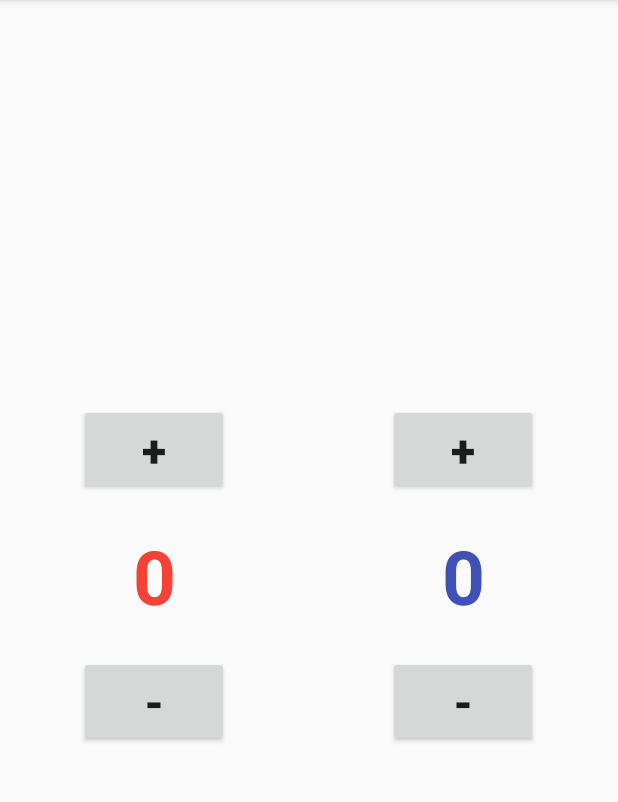
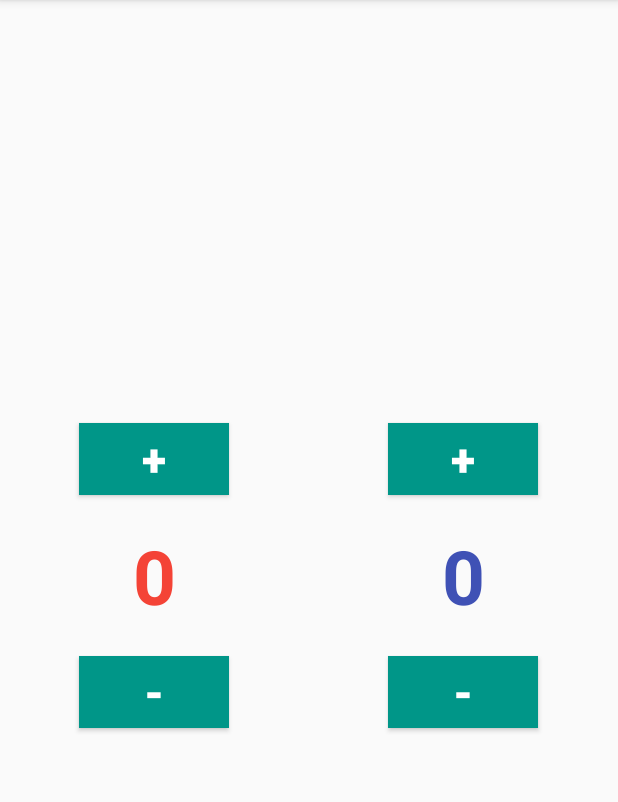
Before and after one commit to DitaAjiPratama/score, an Android app: the screen it shows after launch (MainActivity), on a phone screen of 412 x 824 dp, the part 84-886 px from its top. Run offline under Robolectric (Android 15) with nearby library versions, the phone set to English and light mode, and no system bars.

Commit message:
Change button color

```diff
--- a/app/src/main/res/layout/activity_main.xml
+++ b/app/src/main/res/layout/activity_main.xml
@@ -27,7 +27,9 @@
                 android:id="@+id/plusRed"
                 android:layout_width="100dp"
                 android:layout_height="wrap_content"
+                android:background="#009688"
                 android:text="+"
+                android:textColor="#FFFFFF"
                 android:textSize="30sp"
                 android:textStyle="bold" />
 
@@ -46,7 +48,9 @@
                 android:id="@+id/minusRed"
                 android:layout_width="100dp"
                 android:layout_height="wrap_content"
+                android:background="#009688"
                 android:text="-"
+                android:textColor="#FFFFFF"
                 android:textSize="30sp"
                 android:textStyle="bold" />
         </LinearLayout>
@@ -62,7 +66,9 @@
                 android:id="@+id/plusBlue"
                 android:layout_width="100dp"
                 android:layout_height="wrap_content"
+                android:background="#009688"
                 android:text="+"
+                android:textColor="#FFFFFF"
                 android:textSize="30sp"
                 android:textStyle="bold" />
 
@@ -81,7 +87,9 @@
                 android:id="@+id/minusBlue"
                 android:layout_width="100dp"
                 android:layout_height="wrap_content"
+                android:background="#009688"
                 android:text="-"
+                android:textColor="#FFFFFF"
                 android:textSize="30sp"
                 android:textStyle="bold" />
         </LinearLayout>
```
